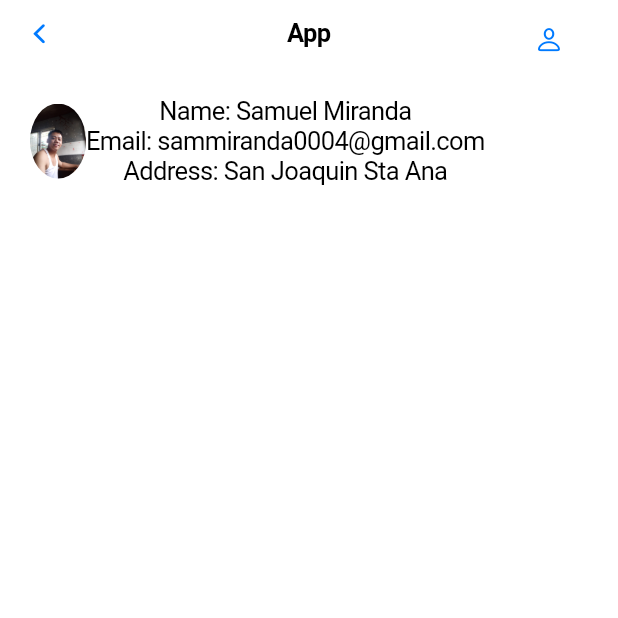
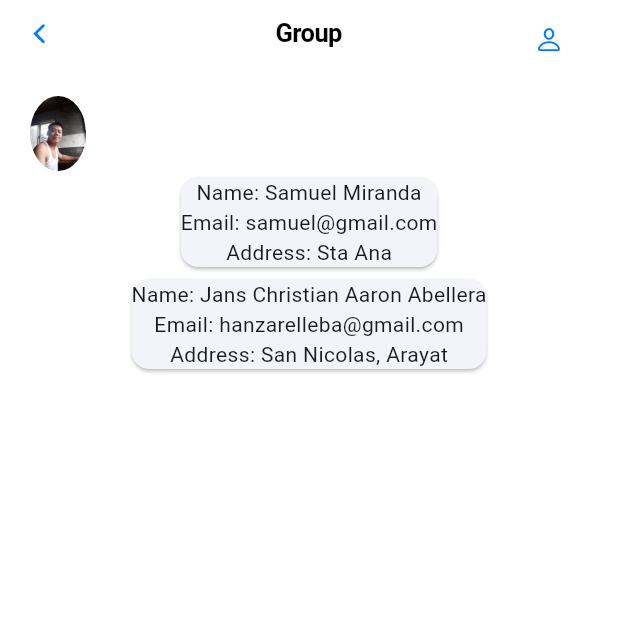
Before and after one commit to miranda-samuel/App, a Flutter app: the screen it shows after launch, on a phone screen of 412 x 824 dp, the top half of it. Run offline on Flutter 3.47's test engine with Material 3 defaults, Android fonts, the phone set to English and light mode, and no system bars.

Commit message:
Add files via upload

```diff
--- a/lib/main.dart
+++ b/lib/main.dart
@@ -1,5 +1,5 @@
 import 'package:flutter/cupertino.dart';
-
+import 'package:flutter/material.dart';
 
 void main() {
   runApp(
@@ -17,11 +17,14 @@ class MyApp extends StatefulWidget {
 }
 
 class _MyAppState extends State<MyApp> {
+  TextEditingController _num1 = TextEditingController();
+  TextEditingController _num2 = TextEditingController();
+  String ans = "";
   @override
   Widget build(BuildContext context) {
     return CupertinoPageScaffold(
         navigationBar: CupertinoNavigationBar(
-          middle: Text('App'),
+          middle: Text('Group'),
           trailing: CupertinoButton(child: Icon(CupertinoIcons.person, size: 20, color: CupertinoColors.activeBlue,),
               onPressed: (){
 
@@ -57,33 +60,30 @@ class _MyAppState extends State<MyApp> {
           Row(
             children: [
               ClipOval(child: Image.asset('images/sam.jpg', height: 50,)),
-
-              CupertinoPageScaffold(
+            ],
+          ),
+          Card(
             child: Column(
               children: [
-                    Column(
-                      children: [
                 Text('Name: Samuel Miranda'),
-                        Text('Email: sammiranda0004@gmail.com'),
-                        Text('Address: San Joaquin Sta Ana'),
-
+                Text('Email: samuel@gmail.com'),
+                Text('Address: Sta Ana'),
               ],
             ),
+          ),
+          Card(
+            child: Column(
+              children: [
+                Text('Name: Jans Christian Aaron Abellera'),
+                Text('Email: hanzarelleba@gmail.com'),
+                Text('Address: San Nicolas, Arayat'),
               ],
             ),
-
           ),
-
     ],
-          ),
-
-
-    ],
-
       ),
     ),
 
     ));
-
   }
 }
```
Lines whose indentation alone changed are shown as unchanged.
